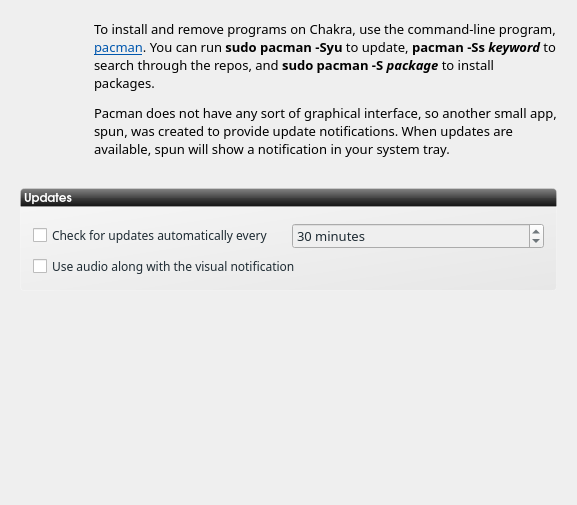
Before: the Qt Designer form ui/ui_scrPackage.ui in rshipp/kapudan, drawn with Qt 5.
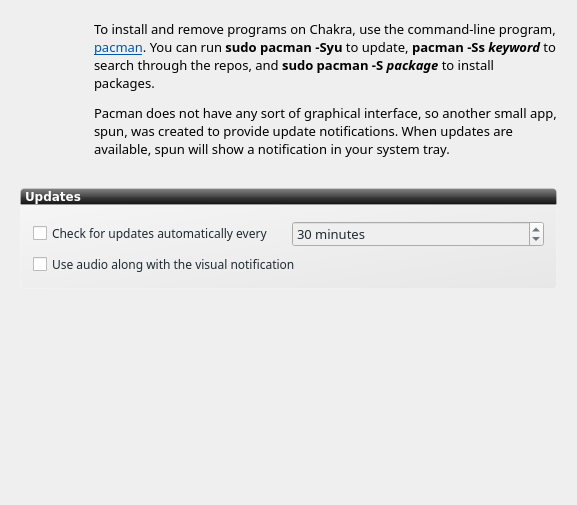
After: the same form once the commit is applied. Icons and pictures are not drawn.

Patch:
```diff
--- a/ui/ui_scrPackage.ui
+++ b/ui/ui_scrPackage.ui
@@ -230,7 +230,7 @@
     <widget class="QLabel" name="label">
      <property name="font">
       <font>
-       <family>URW Gothic L</family>
+       <family>DejaVu Sans</family>
        <pointsize>9</pointsize>
        <weight>75</weight>
        <bold>true</bold>
```
